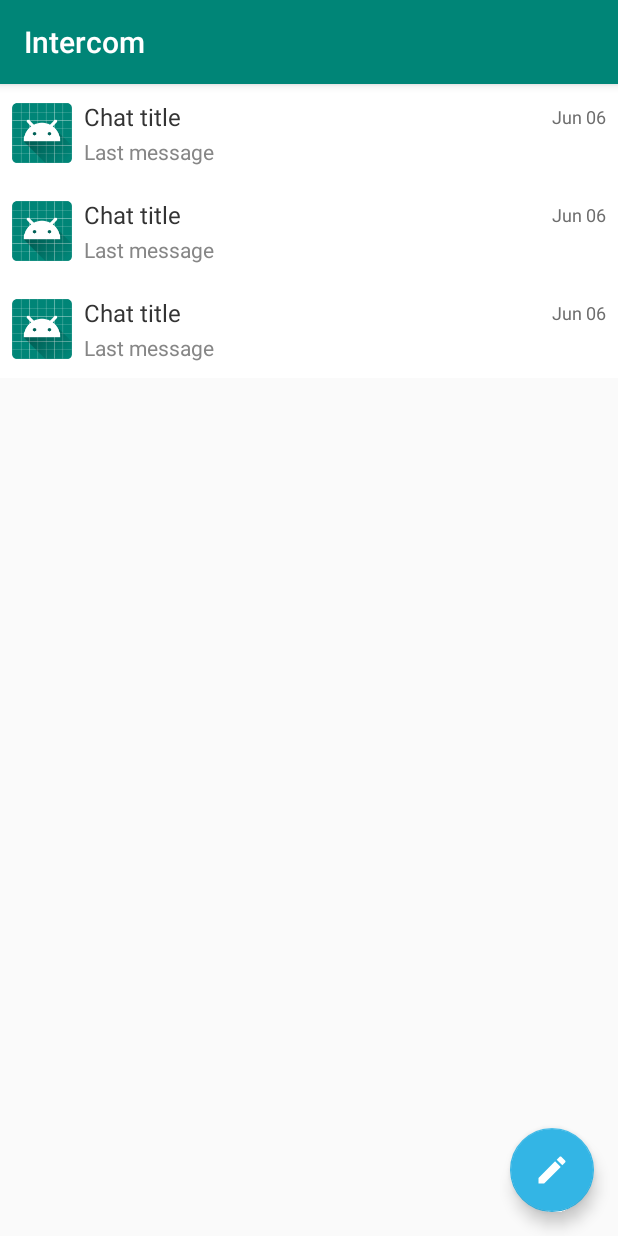
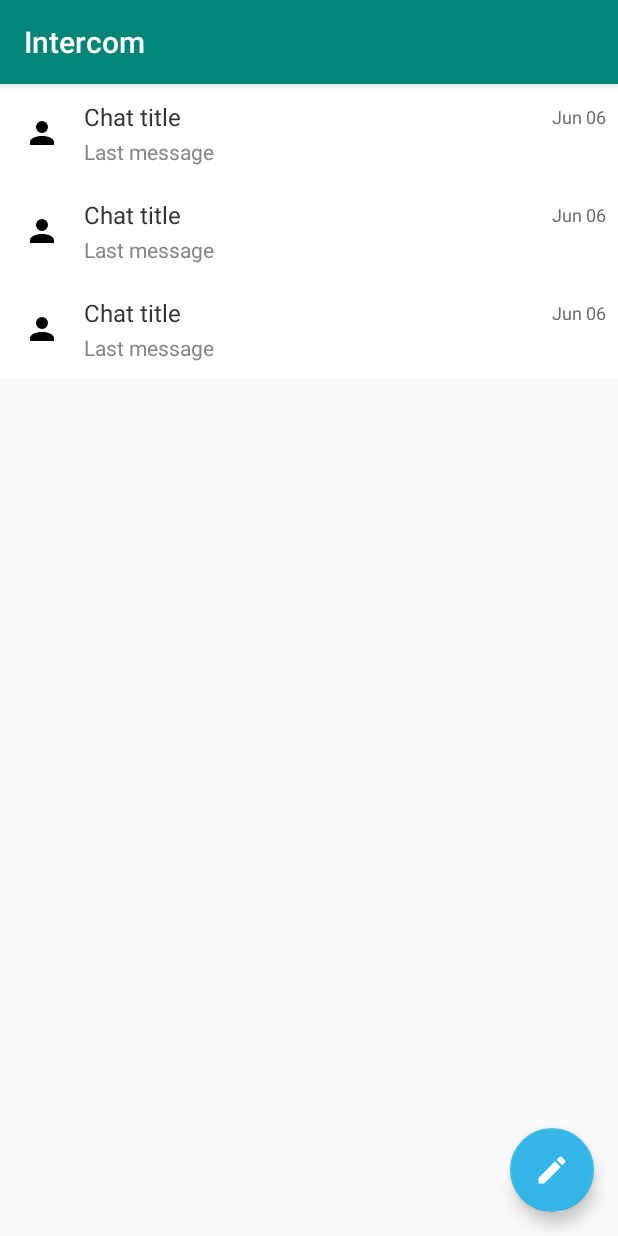
Before and after one commit to ancientloregames/Intercom, an Android app: the layout chat_list_ui.xml on its own in the app's theme, with its tools: preview values and no code run, on a phone screen of 412 x 824 dp. Run offline under Robolectric (Android 15) with nearby library versions, the phone set to English and light mode, and no system bars.

```diff
--- a/app/src/main/java/com/ancientlore/intercom/data/model/Contact.kt
+++ b/app/src/main/java/com/ancientlore/intercom/data/model/Contact.kt
@@ -16,7 +16,7 @@ data class Contact(val phone: String = "",
 
   val id: String get() = phone
 
-  @delegate:Exclude
+  @delegate:Exclude @get:Exclude
   val lastSeenDate: String by lazy { dateFormat.format(Date(lastSeenTime)) }
 
   override fun compareTo(other: Contact) = name.compareTo(other.name)
--- /dev/null
+++ b/app/src/main/res/drawable/ic_avatar.xml
@@ -0,0 +1,8 @@
+<!-- drawable/account.xml -->
+<vector xmlns:android="http://schemas.android.com/apk/res/android"
+    android:height="24dp"
+    android:width="24dp"
+    android:viewportWidth="24"
+    android:viewportHeight="24">
+    <path android:fillColor="#000" android:pathData="M12,4A4,4 0 0,1 16,8A4,4 0 0,1 12,12A4,4 0 0,1 8,8A4,4 0 0,1 12,4M12,14C16.42,14 20,15.79 20,18V20H4V18C4,15.79 7.58,14 12,14Z" />
+</vector>
--- a/app/src/main/res/layout/chat_list_item.xml
+++ b/app/src/main/res/layout/chat_list_item.xml
@@ -17,21 +17,25 @@
 			android:background="@drawable/bg_ripple_effect_gray"
 			android:onClick="@{() -> chat.onClick()}"
 	>
-		<androidx.appcompat.widget.AppCompatImageView
+		<com.ancientlore.intercom.view.CircleImageView
 				android:id="@+id/iconView"
 				android:layout_width="40dp"
 				android:layout_height="40dp"
 				android:layout_marginRight="8dp"
 				android:layout_marginEnd="8dp"
+				android:scaleType="centerInside"
+				android:src="@{chat.icon}"
 				app:layout_constraintStart_toStartOf="parent"
 				app:layout_constraintBottom_toBottomOf="parent"
 				app:layout_constraintTop_toTopOf="parent"
 				app:layout_constraintEnd_toStartOf="@+id/titleView"
 				app:layout_constraintHorizontal_bias="0.0"
-				tools:src="@mipmap/ic_launcher"
+				tools:backgroundColor="@color/chatIconBackColor"
+				tools:tint="@android:color/white"
+				tools:srcCompat="@drawable/ic_avatar"
 		/>
 
-		<androidx.appcompat.widget.AppCompatTextView
+		<TextView
 				android:id="@+id/titleView"
 				android:layout_width="0dp"
 				android:layout_height="wrap_content"
@@ -46,7 +50,7 @@
 				style="@style/onelineTextField"
 		/>
 
-		<androidx.appcompat.widget.AppCompatTextView
+		<TextView
 				android:id="@+id/subtitleView"
 				android:layout_width="0dp"
 				android:layout_height="wrap_content"
@@ -61,7 +65,7 @@
 				style="@style/onelineTextField"
 		/>
 
-		<androidx.appcompat.widget.AppCompatTextView
+		<TextView
 				android:id="@+id/timestampView"
 				android:layout_width="wrap_content"
 				android:layout_height="wrap_content"
--- a/app/src/main/res/values/colors.xml
+++ b/app/src/main/res/values/colors.xml
@@ -8,4 +8,7 @@
 	<color name="defaultSubtitleColor">#777</color>
 	<color name="chatMsgTimestampColor">#666</color>
 	<color name="chatFileIconBg">#2FB3C9</color>
+
+	<color name="chatIconBackColor">#3F99DD</color>
+	<color name="chatIconTextColor">@android:color/white</color>
 </resources>
--- /dev/null
+++ b/app/src/main/res/values/dimens.xml
@@ -0,0 +1,4 @@
+<?xml version="1.0" encoding="utf-8"?>
+<resources>
+	<dimen name="chatListIconTextSize">16sp</dimen>
+</resources>
```
Also changed, not shown: app/src/main/java/com/ancientlore/intercom/data/model/Chat.kt (+6 -1 lines), app/src/main/java/com/ancientlore/intercom/data/source/remote/firestore/FirestoreContactSource.kt (+4 -4 lines), app/src/main/java/com/ancientlore/intercom/ui/chat/list/ChatListAdapter.kt (+20 -4 lines), app/src/main/java/com/ancientlore/intercom/utils/BindingAdapters.kt (+16 -0 lines), app/src/main/java/com/ancientlore/intercom/widget/recycler/BasicRecyclerAdapter.kt (+7 -1 lines).
